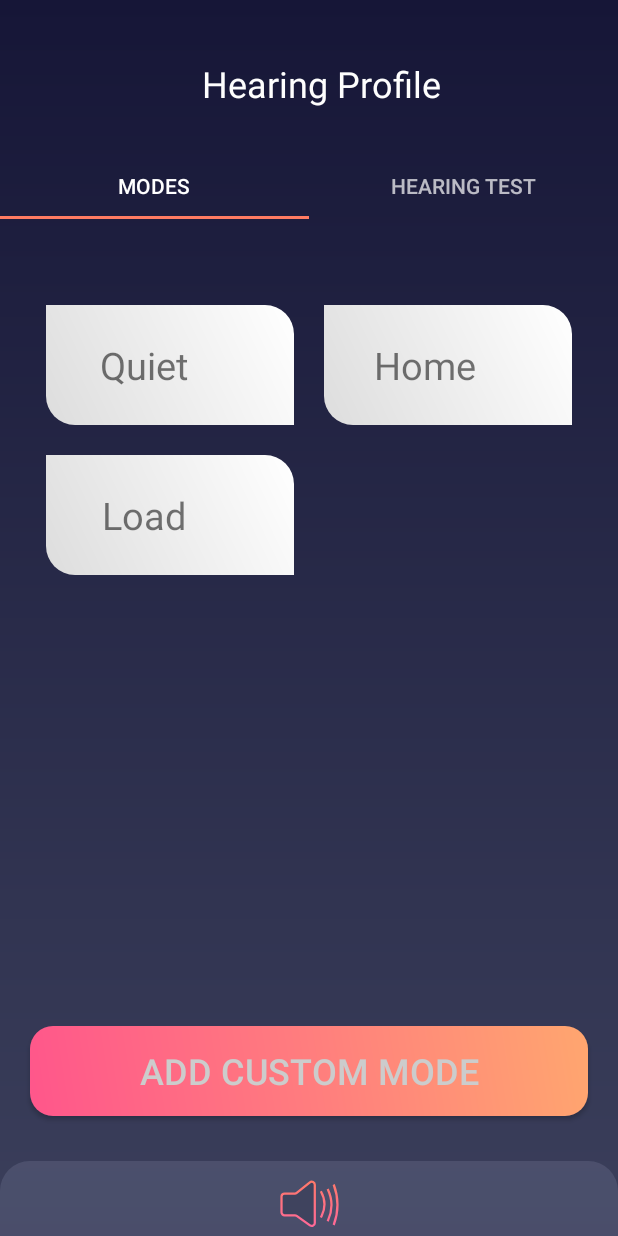
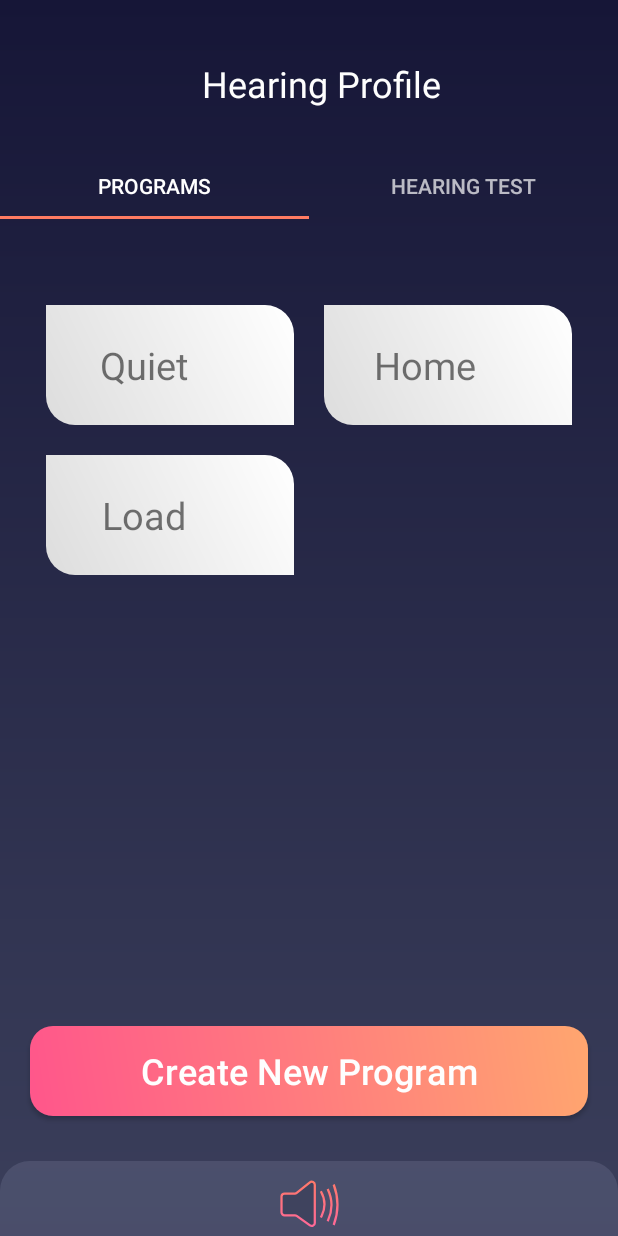
Before and after one commit to jdkramhoft/Audientes, an Android app: the HearingProfile screen opened directly, with no data from a screen before it, on a phone screen of 412 x 824 dp. Run offline under Robolectric (Android 15) with nearby library versions, the phone set to English and light mode, and no system bars; our stand-ins replace Room's generated code; libraries missing offline, so code that uses them is left out: com.github.mikephil.charting; 49 statements that could not run were skipped.

Commit message:
Updated strings

```diff
--- a/app/src/main/java/a3/audientes/activities/HearingProfile.java
+++ b/app/src/main/java/a3/audientes/activities/HearingProfile.java
@@ -35,7 +35,7 @@ import a3.audientes.models.StateManager;
 
 public class HearingProfile extends AppCompatActivity implements Tab1.OnFragmentInteractionListener, Tab2.OnFragmentInteractionListener, Audiogram.OnFragmentInteractionListener {
 
-    private final String TAB_1_TITLE = "Modes";
+    private final String TAB_1_TITLE = "Programs";
     private final String TAB_2_TITLE = "Hearing Test";
     StateManager stateManager = StateManager.getInstance();
     //private BoxedVertical bv;
--- a/app/src/main/java/a3/audientes/adapter/HearingProfileAdapter.java
+++ b/app/src/main/java/a3/audientes/adapter/HearingProfileAdapter.java
@@ -39,7 +39,7 @@ public class HearingProfileAdapter extends FragmentStatePagerAdapter {
 
     @Override    public CharSequence getPageTitle(int position) {
         switch (position){
-            case 0: return "Modes";
+            case 0: return "Programs";
             //case 1: return "Tab 2";
             default: return "Hearing Test";
         }
--- a/app/src/main/res/layout/fragment_tab1.xml
+++ b/app/src/main/res/layout/fragment_tab1.xml
@@ -46,9 +46,10 @@
         app:layout_constraintEnd_toEndOf="parent"
         app:layout_constraintStart_toStartOf="parent"
         android:gravity="center"
-        android:textColor="@color/transparentWhite"
+        android:textColor="@color/white"
         android:textSize="24sp"
-        android:text="Add custom mode"/>
+        android:text="Create New Program"
+        android:textAllCaps="false"/>
 
     <androidx.constraintlayout.widget.Guideline
         android:id="@+id/topguide"
--- a/app/src/main/res/values/colors.xml
+++ b/app/src/main/res/values/colors.xml
@@ -12,6 +12,7 @@
     <color name="red">#FC391D</color>
     <color name="transparentWhite">#CCCCCC</color>
     <color name="transparent">#00000000 </color>
+    <color name="bgcolor">#161637</color>
 
     <!-- Volume icon -->
     <color name="darkBlue">#3F435E</color>
```
